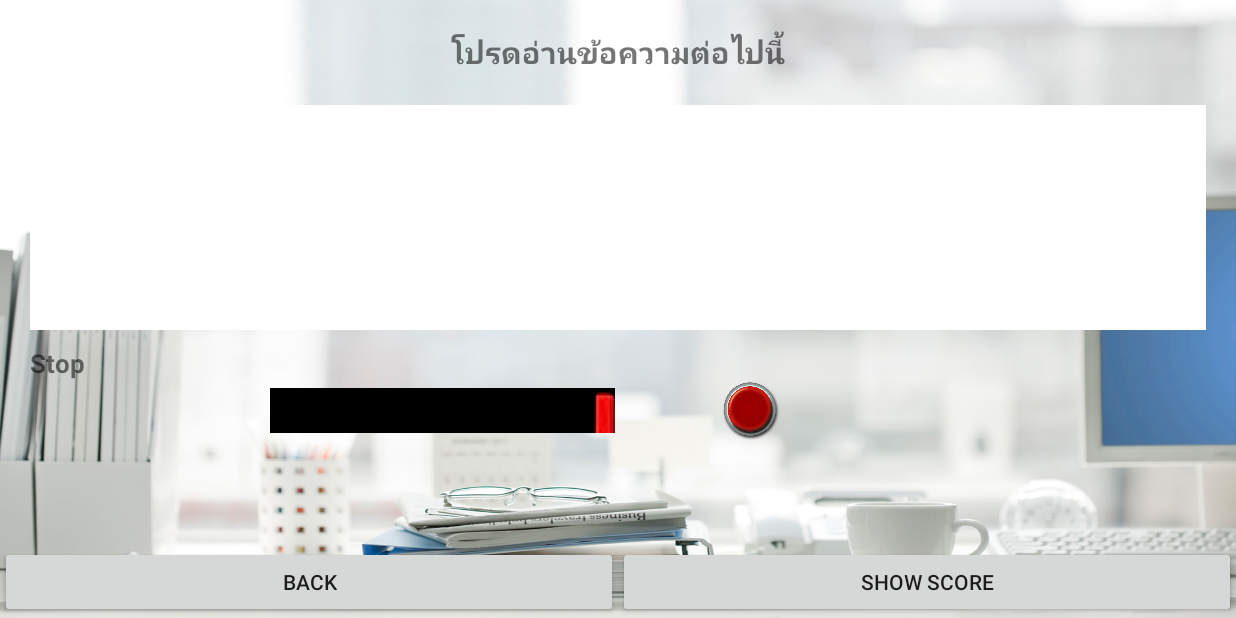
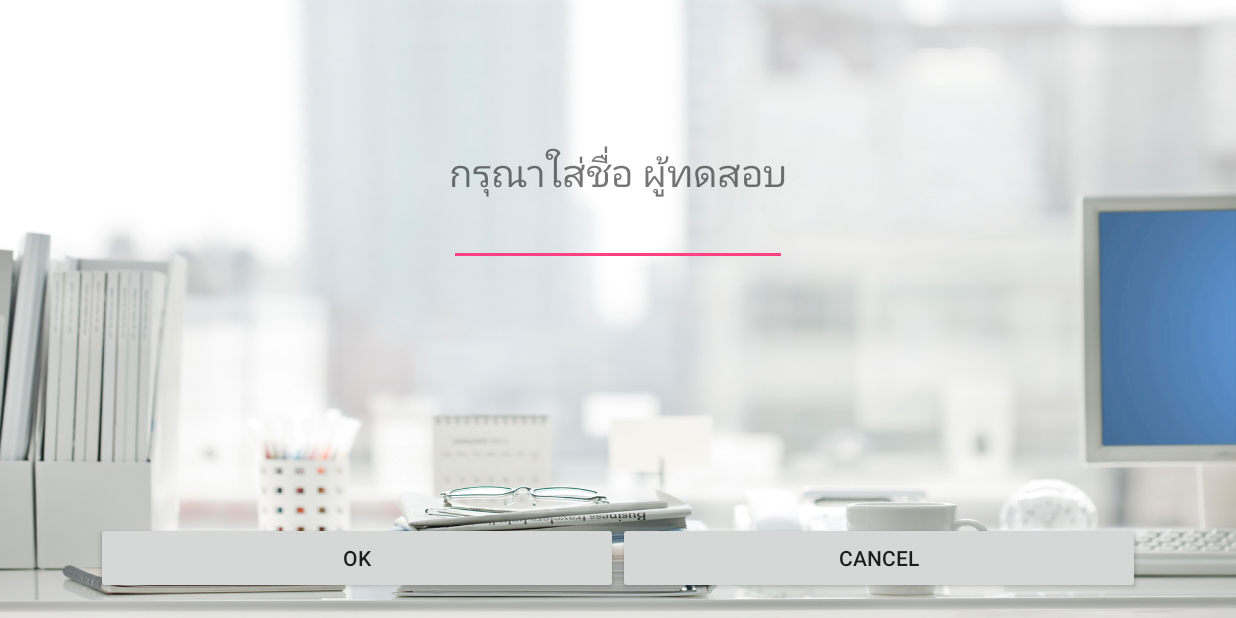
Before and after one commit to Norapol/BroadcasterTest, an Android app: the ShowVideoActivity screen opened directly, with no data from a screen before it, after a tap on "TEST", on a phone screen of 824 x 412 dp (held sideways). Run offline under Robolectric (Android 15) with nearby library versions, the phone set to English and light mode, and no system bars.

Commit message:
Add column Name

```diff
--- a/app/src/main/AndroidManifest.xml
+++ b/app/src/main/AndroidManifest.xml
@@ -34,9 +34,12 @@
             android:screenOrientation="landscape" />
         <activity
             android:name=".ShowScoreActivity"
-            android:screenOrientation="landscape"></activity>
+            android:screenOrientation="landscape" />
         <activity
             android:name=".ListScoreActivity"
+            android:screenOrientation="landscape" />
+        <activity
+            android:name=".NameActivity"
             android:screenOrientation="landscape"></activity>
     </application>
 
--- a/app/src/main/java/rmutr/narubeth/saowarak/norapol/broadcastertest/MyManage.java
+++ b/app/src/main/java/rmutr/narubeth/saowarak/norapol/broadcastertest/MyManage.java
@@ -15,6 +15,7 @@
 
     public static final String test_table = "testTABLE";
     public static final String column_id = "id";
+    public static final String column_name = "name";
     public static final String column_Date = "Date";
     public static final String column_Score = "score";
     public static final String column_Times = "Times";
@@ -28,9 +29,11 @@
 
     public long addTest(String strDate,
                         String strScore,
-                        String strTimes) {
+                        String strTimes,
+                        String strName) {
 
         ContentValues contentValues = new ContentValues();
+        contentValues.put(column_name, strName);
         contentValues.put(column_Date, strDate);
         contentValues.put(column_Score, strScore);
         contentValues.put(column_Times, strTimes);
--- a/app/src/main/java/rmutr/narubeth/saowarak/norapol/broadcastertest/MyOpenHelper.java
+++ b/app/src/main/java/rmutr/narubeth/saowarak/norapol/broadcastertest/MyOpenHelper.java
@@ -14,6 +14,7 @@
     private static final int database_version = 1;
     private static final String create_testTABLE = "create table testTABLE (" +
             "_id integer primary key, " +
+            "Name text, "+
             "Date text, " +
             "Score text, " +
             "Times text);";
--- /dev/null
+++ b/app/src/main/java/rmutr/narubeth/saowarak/norapol/broadcastertest/NameActivity.java
@@ -0,0 +1,49 @@
+package rmutr.narubeth.saowarak.norapol.broadcastertest;
+
+import android.content.Intent;
+import android.support.v7.app.AppCompatActivity;
+import android.os.Bundle;
+import android.view.View;
+import android.widget.EditText;
+import android.widget.Toast;
+
+public class NameActivity extends AppCompatActivity {
+
+    @Override
+    protected void onCreate(Bundle savedInstanceState) {
+        super.onCreate(savedInstanceState);
+        setContentView(R.layout.activity_name);
+
+    } //Main Method
+
+    public void clickOKname(View view) {
+
+        EditText editText = (EditText) findViewById(R.id.editText);
+        String strName = editText.getText().toString().trim();
+
+        //Check Space
+        if (strName.equals("")) {
+            //Have Space
+            Toast.makeText(this, "กรุณากรอกชื่อของคุณ", Toast.LENGTH_SHORT).show();
+        } else {
+
+            //No Space
+            String strTitle = getIntent().getStringExtra("Title");
+            String strDetail = getIntent().getStringExtra("Detail");
+
+            Intent intent = new Intent(NameActivity.this, TestActivity.class);
+            intent.putExtra("Title", strTitle);
+            intent.putExtra("Detail", strDetail);
+            intent.putExtra("Name", strName);
+            startActivity(intent);
+
+        } //if
+
+
+    } //ClickOK
+
+    public void clickCancelName(View view) {
+        finish();
+    }
+
+} //Main Class
--- a/app/src/main/java/rmutr/narubeth/saowarak/norapol/broadcastertest/ShowScoreActivity.java
+++ b/app/src/main/java/rmutr/narubeth/saowarak/norapol/broadcastertest/ShowScoreActivity.java
@@ -6,6 +6,7 @@
 import android.view.View;
 import android.widget.TextView;
 
+import java.lang.ref.SoftReference;
 import java.text.DateFormat;
 import java.text.SimpleDateFormat;
 import java.util.Date;
@@ -35,10 +36,12 @@
 
     private void updateDataToSQLite() {
 
+        String strName = getIntent().getStringExtra("Name");
+
         MyManage myManage = new MyManage(this);
         myManage.addTest(currentDateString,
                 Integer.toString(scoreAnInt),
-                Integer.toString(timesAnInt));
+                Integer.toString(timesAnInt),strName);
 
 
     } // updateDataToSQLite
--- a/app/src/main/java/rmutr/narubeth/saowarak/norapol/broadcastertest/ShowVideoActivity.java
+++ b/app/src/main/java/rmutr/narubeth/saowarak/norapol/broadcastertest/ShowVideoActivity.java
@@ -64,7 +64,7 @@
 
         detailString = getIntent().getStringExtra("Detail");
 
-        Intent intent = new Intent(ShowVideoActivity.this, TestActivity.class);
+        Intent intent = new Intent(ShowVideoActivity.this, NameActivity.class);
         intent.putExtra("Title", strTitle);
         intent.putExtra("Detail", detailString);
         startActivity(intent);
--- a/app/src/main/java/rmutr/narubeth/saowarak/norapol/broadcastertest/TestActivity.java
+++ b/app/src/main/java/rmutr/narubeth/saowarak/norapol/broadcastertest/TestActivity.java
@@ -122,10 +122,14 @@
     } //Main Method
 
     public void clickShowScore(View view) {
+
+        String strName = getIntent().getStringExtra("Name");
+
         Intent intent = new Intent(TestActivity.this, ShowScoreActivity.class);
 
         intent.putExtra("Score", scoreAnInt);
         intent.putExtra("Times", timeAnInt);
+        intent.putExtra("Name", strName);
 
         startActivity(intent);
         finish();
--- /dev/null
+++ b/app/src/main/res/layout-land/activity_name.xml
@@ -0,0 +1,56 @@
+<?xml version="1.0" encoding="utf-8"?>
+<RelativeLayout xmlns:android="http://schemas.android.com/apk/res/android"
+    xmlns:tools="http://schemas.android.com/tools"
+    android:layout_width="match_parent"
+    android:layout_height="match_parent"
+    android:paddingBottom="@dimen/activity_vertical_margin"
+    android:paddingLeft="@dimen/activity_horizontal_margin"
+    android:paddingRight="@dimen/activity_horizontal_margin"
+    android:paddingTop="@dimen/activity_vertical_margin"
+    tools:context="rmutr.narubeth.saowarak.norapol.broadcastertest.NameActivity"
+    android:background="@drawable/bg">
+
+    <LinearLayout
+        android:orientation="vertical"
+        android:layout_width="wrap_content"
+        android:layout_height="wrap_content"
+        android:layout_centerHorizontal="true"
+        android:gravity="center_horizontal"
+        android:layout_marginTop="80dp">
+
+        <TextView
+            android:layout_width="wrap_content"
+            android:layout_height="wrap_content"
+            android:text="@string/head_name"
+            android:id="@+id/textView11"
+            android:textSize="@dimen/h1" />
+
+        <EditText
+            android:layout_width="match_parent"
+            android:layout_height="wrap_content"
+            android:id="@+id/editText" />
+    </LinearLayout>
+
+    <LinearLayout
+        android:orientation="horizontal"
+        android:layout_width="match_parent"
+        android:layout_height="wrap_content"
+        android:layout_alignParentBottom="true">
+
+        <Button
+            android:layout_width="wrap_content"
+            android:layout_height="wrap_content"
+            android:text="OK"
+            android:id="@+id/button7"
+            android:layout_weight="1"
+            android:onClick="clickOKname" />
+
+        <Button
+            android:layout_width="wrap_content"
+            android:layout_height="wrap_content"
+            android:text="Cancel"
+            android:id="@+id/button8"
+            android:layout_weight="1"
+            android:onClick="clickCancelName" />
+    </LinearLayout>
+</RelativeLayout>
--- /dev/null
+++ b/app/src/main/res/layout/activity_name.xml
@@ -0,0 +1,12 @@
+<?xml version="1.0" encoding="utf-8"?>
+<RelativeLayout xmlns:android="http://schemas.android.com/apk/res/android"
+    xmlns:tools="http://schemas.android.com/tools"
+    android:layout_width="match_parent"
+    android:layout_height="match_parent"
+    android:paddingBottom="@dimen/activity_vertical_margin"
+    android:paddingLeft="@dimen/activity_horizontal_margin"
+    android:paddingRight="@dimen/activity_horizontal_margin"
+    android:paddingTop="@dimen/activity_vertical_margin"
+    tools:context="rmutr.narubeth.saowarak.norapol.broadcastertest.NameActivity">
+
+</RelativeLayout>
--- a/app/src/main/res/values/strings.xml
+++ b/app/src/main/res/values/strings.xml
@@ -9,5 +9,6 @@
     <string name="start_test">เริ่มอ่านข้อความได้...</string>
     <string name="bingo">คะแนนของคุณ</string>
     <string name="read_score">ประวัติการทดสอบ</string>
+    <string name="head_name">กรุณาใส่ชื่อ ผู้ทดสอบ</string>
 
 </resources>
```
